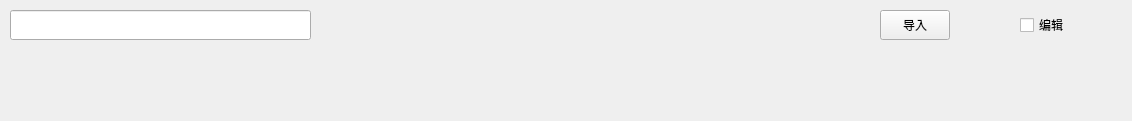
Above: src/qexcel/qmainwindow.ui from wichue/qexcel before the change. Below: the same form after it.
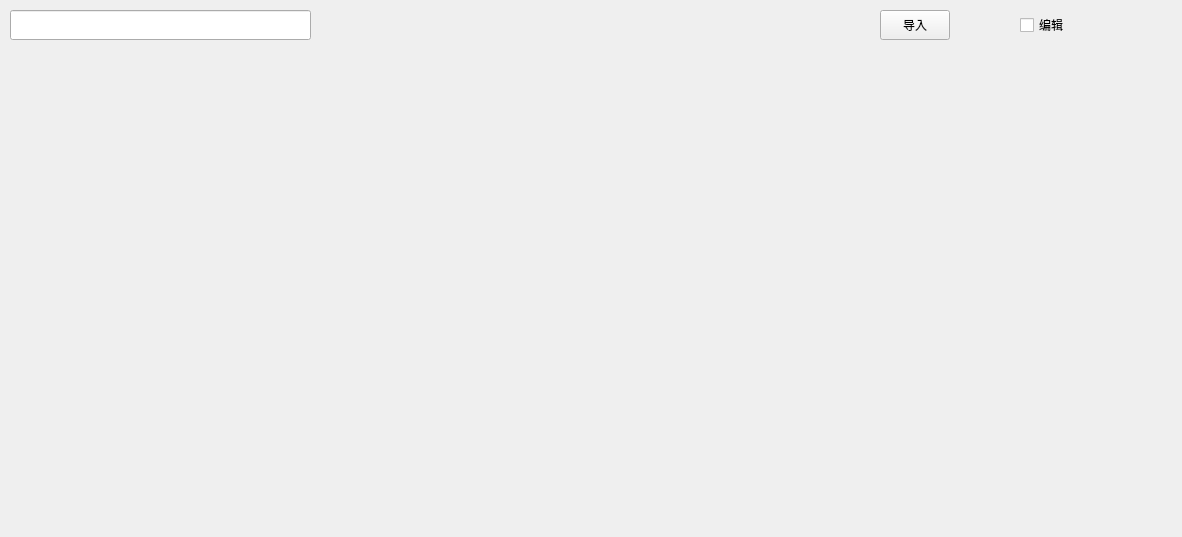
That is the form after the change.

```diff
--- a/src/qexcel/qmainwindow.ui
+++ b/src/qexcel/qmainwindow.ui
@@ -6,8 +6,8 @@
    <rect>
     <x>0</x>
     <y>0</y>
-    <width>1132</width>
-    <height>121</height>
+    <width>1182</width>
+    <height>537</height>
    </rect>
   </property>
   <property name="windowTitle">
```
Left out of the diff: 2 changed lines with no effect on the pictures.
